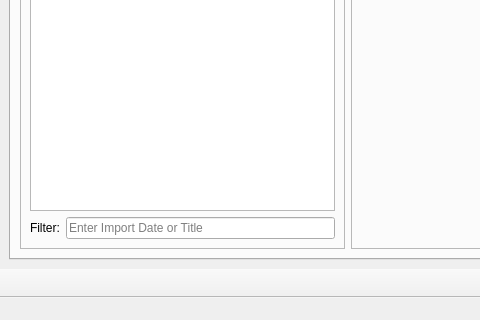
The window that qtsrc/eyeplus/mainwindow.ui (starshine-bcit/eyeplus) describes before a commit, drawn with Qt 5; both pictures show x 0 to 480 and y 405 to 725 of the 1020 by 725 pixel window.
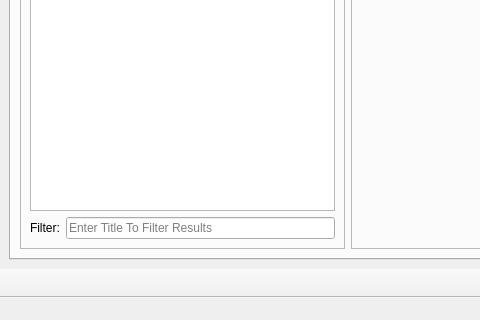
The same window after the commit. Icons and pictures are not drawn.

Commit message: Set up regex title for runs

Diff of the .ui file:
```diff
--- a/qtsrc/eyeplus/mainwindow.ui
+++ b/qtsrc/eyeplus/mainwindow.ui
@@ -68,7 +68,7 @@
                 <string/>
                </property>
                <property name="placeholderText">
-                <string>Enter Import Date or Title</string>
+                <string>Enter Title To Filter Results</string>
                </property>
                <property name="clearButtonEnabled">
                 <bool>true</bool>
```
The commit also changes 2 other files.
